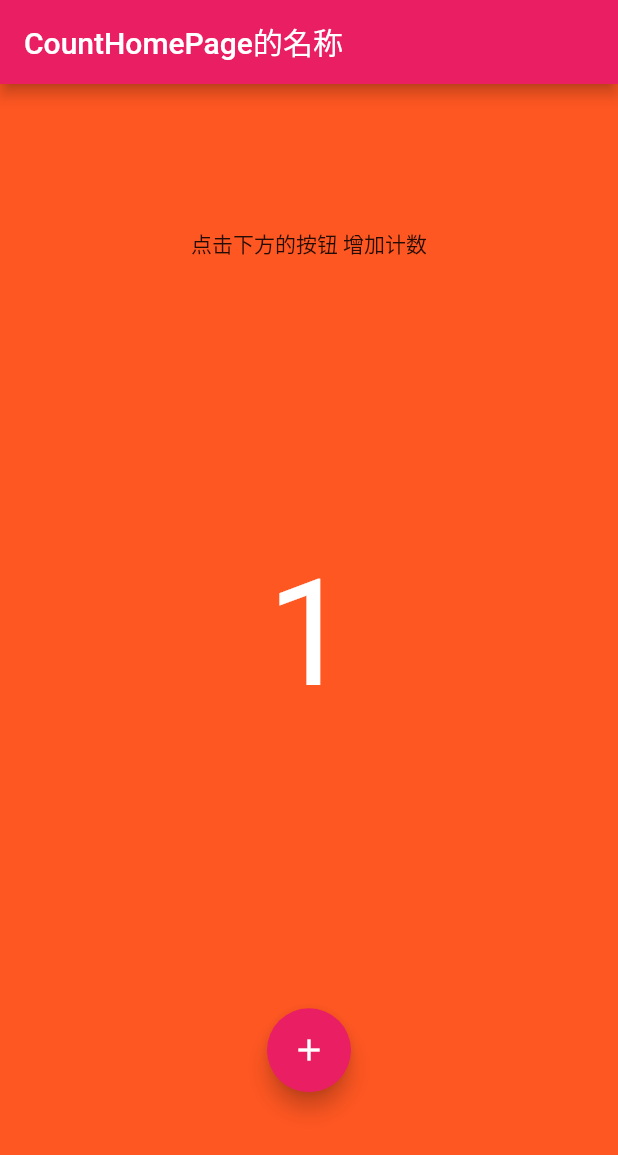
After one commit to juziml/practice_flutter, a Flutter app: the CountHomePage screen opened directly, after a tap on the "add" icon, on a phone screen of 412 x 824 dp. The commit adds this screen. Shown: the top 1155 px of the screen. Run offline on Flutter 3.47's test engine with Material 2 defaults, Android fonts, the phone set to English and light mode, and no system bars.

Commit message:
完成计数功能

```diff
--- /dev/null
+++ b/flutter_first_app/lib/main/CountHomePage.dart
@@ -0,0 +1,52 @@
+import 'package:flutter/material.dart';
+
+class CountHomePage extends StatefulWidget {
+  final String name;
+
+  CountHomePage(this.name, {Key key}) : super(key: key);
+
+  //下面这样写在{}里面，在填值时就需要 制定 属性名称
+  // CountHomePage( {Key key,this.name}) : super(key: key);
+
+  @override
+  State<StatefulWidget> createState() {
+    return _CountHomePageState();
+  }
+}
+
+class _CountHomePageState extends State<CountHomePage> {
+
+  int _counter = 0;
+
+  void _incrementCount() {
+    setState(() {
+      _counter++;
+    });
+  }
+
+  @override
+  Widget build(BuildContext context) {
+    return Scaffold(
+      backgroundColor: Colors.deepOrange,
+      appBar: AppBar(
+        title: Text(widget.name),
+      ),
+      body: Center(
+        child: Column(
+          mainAxisAlignment: MainAxisAlignment.spaceAround,
+          children: [Text("点击下方的按钮 增加计数"),
+            Text('$_counter',
+              style: TextStyle(
+                fontSize: 99,
+                color: Colors.white
+              ),
+            ),
+            FloatingActionButton(onPressed: _incrementCount,
+              child:  Icon(Icons.add),
+            )
+          ],
+        ),
+      ),
+    );
+  }
+}
--- a/flutter_first_app/lib/main/SimpleHomePage.dart
+++ b/flutter_first_app/lib/main/SimpleHomePage.dart
@@ -1,5 +1,5 @@
 import 'package:flutter/material.dart';
-class MainHomePage extends StatelessWidget{
+class SimpleHomePage extends StatelessWidget{
   @override
   Widget build(BuildContext context) {
 
--- a/flutter_first_app/lib/main/app_main.dart
+++ b/flutter_first_app/lib/main/app_main.dart
@@ -1,4 +1,5 @@
 import 'package:flutter/material.dart';
+import 'package:flutter_first_app/main/CountHomePage.dart';
 import 'package:flutter_first_app/main/SimpleHomePage.dart';
 
 void main() {
@@ -14,7 +15,8 @@ class MainApp extends StatelessWidget{
         primaryColor: Colors.amber,
             canvasColor: Colors.teal
       ),
-      home: MainHomePage(),
+      // home: SimpleHomePage(),
+      home: CountHomePage("CountHomePage的名称",),
     );
   }
 
```
